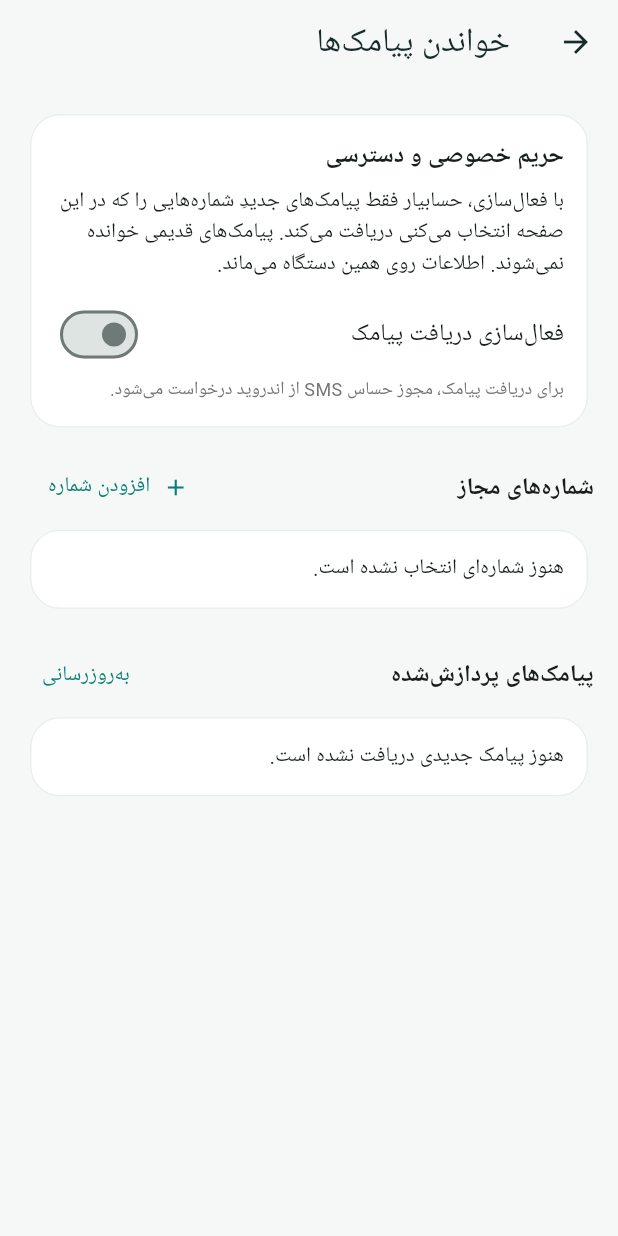
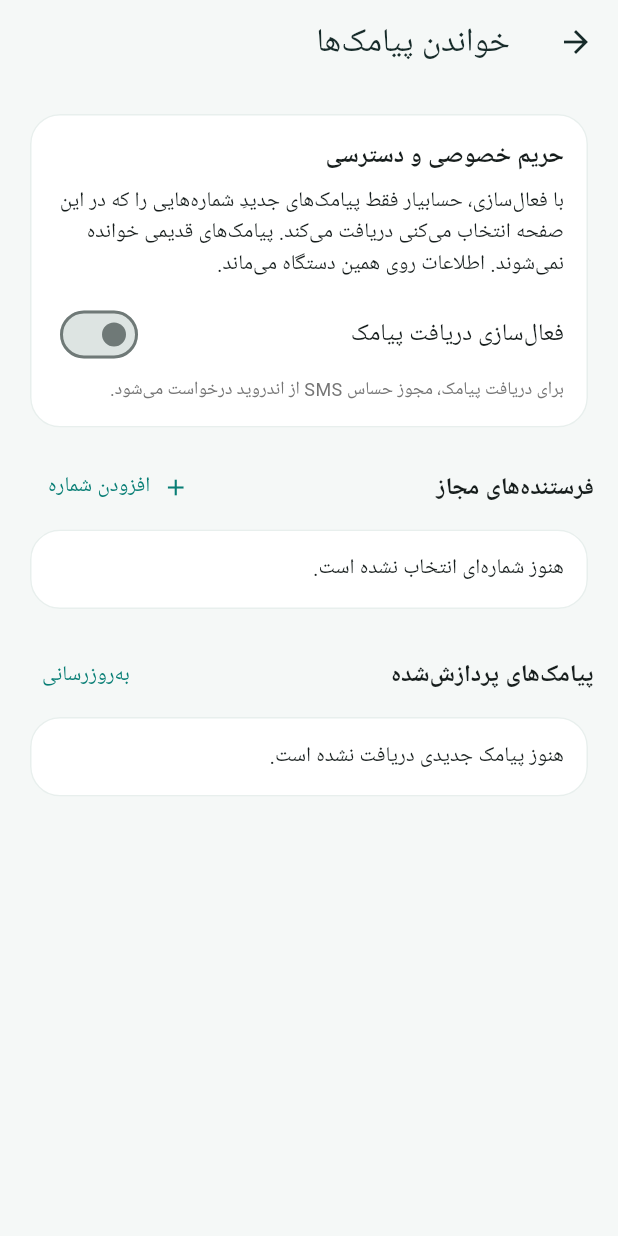
Before and after one commit to mhasanzare82-crypto/hesabyar, a Flutter app: the screen it shows after launch, item 5 of the bottom bar chosen, after a tap on "خواندن پیامک‌ها", on a phone screen of 412 x 824 dp. Run offline on Flutter 3.47's test engine with Material 3 defaults, Android fonts, the phone set to English and light mode, and no system bars; our stand-ins replace shared_preferences.

Commit message:
Allow SMS sender IDs and bank display names in allowlist

```diff
--- a/lib/main.dart
+++ b/lib/main.dart
@@ -292,14 +292,16 @@ class _HomePageState extends State<HomePage> {
     final value = await showDialog<String>(
       context: context,
       builder: (dialogContext) => AlertDialog(
-        title: const Text('افزودن شماره فرستنده'),
+        title: const Text('افزودن فرستنده پیامک'),
         content: TextField(
           controller: controller,
-          keyboardType: TextInputType.phone,
+          keyboardType: TextInputType.text,
+          textCapitalization: TextCapitalization.none,
           autofocus: true,
           decoration: const InputDecoration(
-            labelText: 'شماره یا سرشماره پیامک',
-            hintText: 'مثلاً 3000 یا 0912...',
+            labelText: 'شماره، سرشماره یا نام فرستنده',
+            hintText: 'مثلاً 3000، 0912... یا نام بانک',
+            helperText: 'اگر پیامک به‌جای شماره، نام فرستنده دارد، همان نام نمایشی را وارد کن.',
           ),
         ),
         actions: [
@@ -312,7 +314,9 @@ class _HomePageState extends State<HomePage> {
       ),
     );
     if (value == null || value.isEmpty) return;
-    if (!_smsSenders.contains(value)) _smsSenders.add(value);
+    if (!_smsSenders.any((item) => item.toLowerCase() == value.toLowerCase())) {
+      _smsSenders.add(value);
+    }
     refresh(() {});
     if (_smsEnabled) await _setSmsMonitoring(true);
   }
@@ -368,7 +372,7 @@ class _HomePageState extends State<HomePage> {
                 Row(
                   mainAxisAlignment: MainAxisAlignment.spaceBetween,
                   children: [
-                    const Text('شماره‌های مجاز', style: TextStyle(fontWeight: FontWeight.bold, fontSize: 16)),
+                    const Text('فرستنده‌های مجاز', style: TextStyle(fontWeight: FontWeight.bold, fontSize: 16)),
                     TextButton.icon(
                       onPressed: () => _addSmsSender(refresh),
                       icon: const Icon(Icons.add),
```
